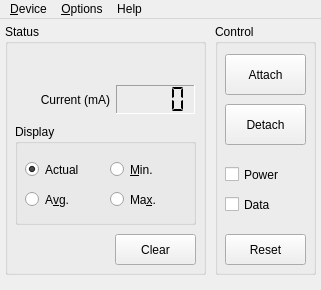
First picture: the form in src/devicewindow.ui, repository bloguetronica/itusb1-mngr, before the edit.
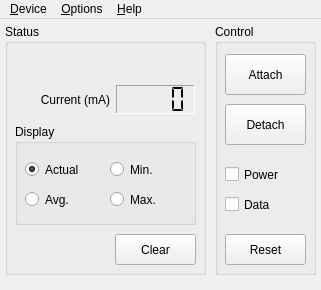
Second picture: the form after the edit. Icons and pictures are not drawn.

The edit to the form file:
```diff
--- a/src/devicewindow.ui
+++ b/src/devicewindow.ui
@@ -209,7 +209,7 @@
        </rect>
       </property>
       <property name="text">
-       <string>A&amp;vg.</string>
+       <string>Avg.</string>
       </property>
      </widget>
      <widget class="QRadioButton" name="radioButtonDisplayMin">
@@ -222,7 +222,7 @@
        </rect>
       </property>
       <property name="text">
-       <string>&amp;Min.</string>
+       <string>Min.</string>
       </property>
      </widget>
      <widget class="QRadioButton" name="radioButtonDisplayMax">
@@ -235,7 +235,7 @@
        </rect>
       </property>
       <property name="text">
-       <string>Ma&amp;x.</string>
+       <string>Max.</string>
       </property>
      </widget>
     </widget>
@@ -323,7 +323,7 @@
    </widget>
    <widget class="QMenu" name="menuHelp">
     <property name="title">
-     <string>Help</string>
+     <string>&amp;Help</string>
     </property>
     <addaction name="actionAbout"/>
    </widget>
```
Left out of the diff: 29 changed lines with no effect on the pictures.
